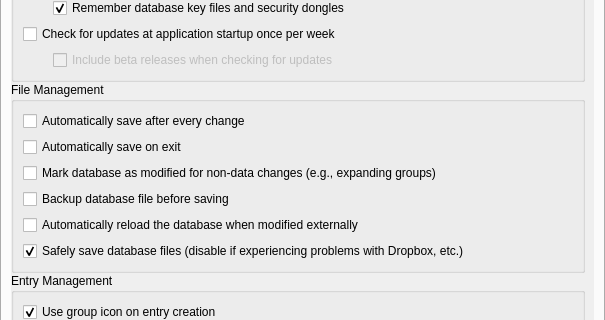
keepassxreboot/keepassxc, file src/gui/ApplicationSettingsWidgetGeneral.ui: the form before one commit; both pictures show x 0 to 605 and y 222 to 542 of the 605 by 1279 pixel window.
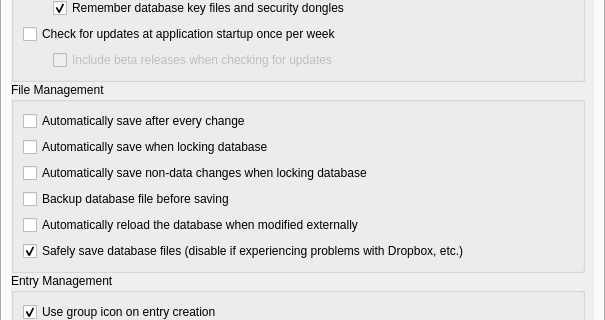
The form after the commit. Custom widgets are drawn as their Qt base class.

Commit message:
Fixup saving non-data changes on database lock
* Fix #5107
* Change setting for non-data changes to Auto save on database lock (or not) instead of marking modified.
* When enabled, database will be auto-saved if there are only non-data changes, but will not prompt the user if saving has failed.
* When disabled, database will not auto-save if there are only non-data changes (same behavior as 2.5 and below) and will not mark the database dirty.

```diff
--- a/src/gui/ApplicationSettingsWidgetGeneral.ui
+++ b/src/gui/ApplicationSettingsWidgetGeneral.ui
@@ -253,14 +253,14 @@
               <item>
                <widget class="QCheckBox" name="autoSaveOnExitCheckBox">
                 <property name="text">
-                 <string>Automatically save on exit</string>
+                 <string>Automatically save when locking database</string>
                 </property>
                </widget>
               </item>
               <item>
                <widget class="QCheckBox" name="trackNonDataChangesCheckBox">
                 <property name="text">
-                 <string>Mark database as modified for non-data changes (e.g., expanding groups)</string>
+                 <string>Automatically save non-data changes when locking database</string>
                 </property>
                </widget>
               </item>
```
Left out of the diff: 4 changed lines with no effect on the pictures. The commit also changes 9 other files.
